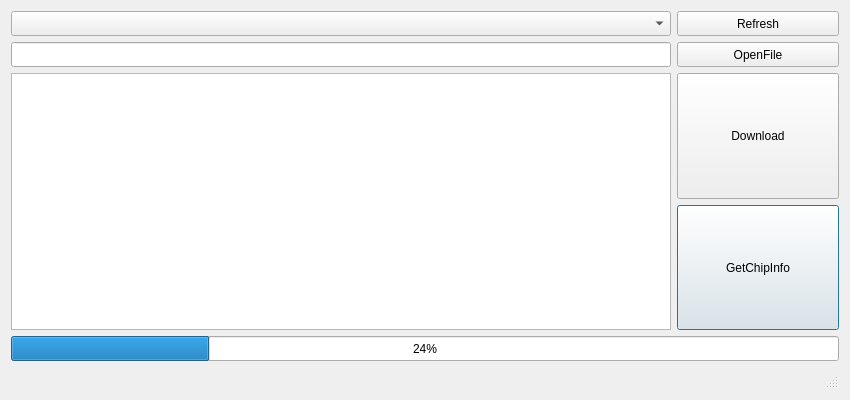
First picture: the form in ComAssistant/ui/stm32isp_dialog.ui, repository petertheprocess/ComAssistant, before the edit.
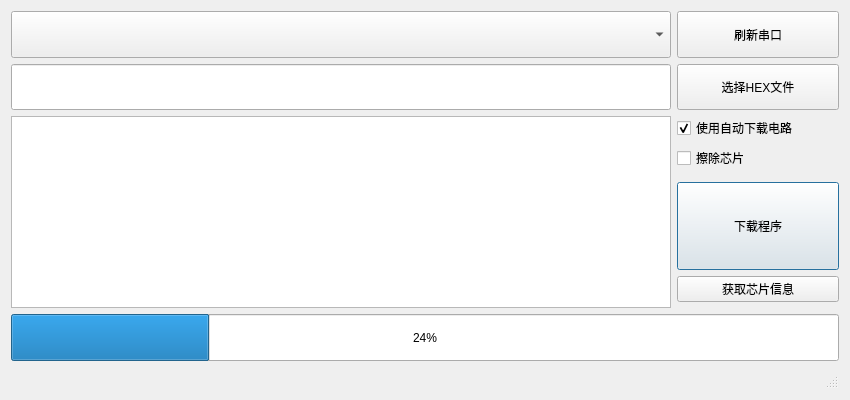
Second picture: the form after the edit.

```diff
--- a/ComAssistant/ui/stm32isp_dialog.ui
+++ b/ComAssistant/ui/stm32isp_dialog.ui
@@ -15,7 +15,40 @@
   </property>
   <layout class="QVBoxLayout" name="verticalLayout">
    <item>
-    <layout class="QGridLayout" name="gridLayout" rowstretch="1,1,0,0,0,0,0,5,5,0,0,0,0,0,0,1" columnstretch="2,1,1,1" columnminimumwidth="0,0,0,0">
+    <layout class="QGridLayout" name="gridLayout" rowstretch="1,1,0,0,0,0,0,5,5,0,0,0,0,0,0,1,0,0,0" columnstretch="2,1,1,1" columnminimumwidth="0,0,0,0">
+     <item row="7" column="3">
+      <widget class="QCheckBox" name="useAutoDownloadCircuit">
+       <property name="text">
+        <string>使用自动下载电路</string>
+       </property>
+       <property name="checked">
+        <bool>true</bool>
+       </property>
+      </widget>
+     </item>
+     <item row="10" column="3">
+      <widget class="QPushButton" name="download">
+       <property name="sizePolicy">
+        <sizepolicy hsizetype="Expanding" vsizetype="Expanding">
+         <horstretch>0</horstretch>
+         <verstretch>0</verstretch>
+        </sizepolicy>
+       </property>
+       <property name="text">
+        <string>下载程序</string>
+       </property>
+      </widget>
+     </item>
+     <item row="1" column="0" colspan="3">
+      <widget class="QLineEdit" name="fileaddr">
+       <property name="sizePolicy">
+        <sizepolicy hsizetype="Expanding" vsizetype="Expanding">
+         <horstretch>0</horstretch>
+         <verstretch>0</verstretch>
+        </sizepolicy>
+       </property>
+      </widget>
+     </item>
      <item row="0" column="0" colspan="3">
       <widget class="QComboBox" name="com">
        <property name="sizePolicy">
@@ -26,19 +59,6 @@
        </property>
       </widget>
      </item>
-     <item row="8" column="3">
-      <widget class="QPushButton" name="getchipinfo">
-       <property name="sizePolicy">
-        <sizepolicy hsizetype="Expanding" vsizetype="Expanding">
-         <horstretch>0</horstretch>
-         <verstretch>0</verstretch>
-        </sizepolicy>
-       </property>
-       <property name="text">
-        <string>GetChipInfo</string>
-       </property>
-      </widget>
-     </item>
      <item row="1" column="3">
       <widget class="QPushButton" name="openfile">
        <property name="sizePolicy">
@@ -48,43 +68,7 @@
         </sizepolicy>
        </property>
        <property name="text">
-        <string>OpenFile</string>
-       </property>
-      </widget>
-     </item>
-     <item row="7" column="3">
-      <widget class="QPushButton" name="download">
-       <property name="sizePolicy">
-        <sizepolicy hsizetype="Expanding" vsizetype="Expanding">
-         <horstretch>0</horstretch>
-         <verstretch>0</verstretch>
-        </sizepolicy>
-       </property>
-       <property name="text">
-        <string>Download</string>
-       </property>
-      </widget>
-     </item>
-     <item row="15" column="0" colspan="4">
-      <widget class="QProgressBar" name="progressBar">
-       <property name="sizePolicy">
-        <sizepolicy hsizetype="Expanding" vsizetype="Expanding">
-         <horstretch>0</horstretch>
-         <verstretch>0</verstretch>
-        </sizepolicy>
-       </property>
-       <property name="value">
-        <number>24</number>
-       </property>
-      </widget>
-     </item>
-     <item row="1" column="0" colspan="3">
-      <widget class="QLineEdit" name="fileaddr">
-       <property name="sizePolicy">
-        <sizepolicy hsizetype="Expanding" vsizetype="Expanding">
-         <horstretch>0</horstretch>
-         <verstretch>0</verstretch>
-        </sizepolicy>
+        <string>选择HEX文件</string>
        </property>
       </widget>
      </item>
@@ -97,16 +81,49 @@
         </sizepolicy>
        </property>
        <property name="text">
-        <string>Refresh</string>
+        <string>刷新串口</string>
        </property>
        <property name="checkable">
         <bool>false</bool>
        </property>
       </widget>
      </item>
-     <item row="7" column="0" rowspan="2" colspan="3">
+     <item row="8" column="3">
+      <widget class="QCheckBox" name="eraseAll">
+       <property name="text">
+        <string>擦除芯片</string>
+       </property>
+      </widget>
+     </item>
+     <item row="11" column="3" rowspan="3">
+      <widget class="QPushButton" name="getchipinfo">
+       <property name="sizePolicy">
+        <sizepolicy hsizetype="Expanding" vsizetype="Expanding">
+         <horstretch>0</horstretch>
+         <verstretch>0</verstretch>
+        </sizepolicy>
+       </property>
+       <property name="text">
+        <string>获取芯片信息</string>
+       </property>
+      </widget>
+     </item>
+     <item row="7" column="0" rowspan="8" colspan="3">
       <widget class="QTextEdit" name="browser"/>
      </item>
+     <item row="15" column="0" rowspan="4" colspan="4">
+      <widget class="QProgressBar" name="progressBar">
+       <property name="sizePolicy">
+        <sizepolicy hsizetype="Expanding" vsizetype="Expanding">
+         <horstretch>0</horstretch>
+         <verstretch>0</verstretch>
+        </sizepolicy>
+       </property>
+       <property name="value">
+        <number>24</number>
+       </property>
+      </widget>
+     </item>
     </layout>
    </item>
    <item>
```
